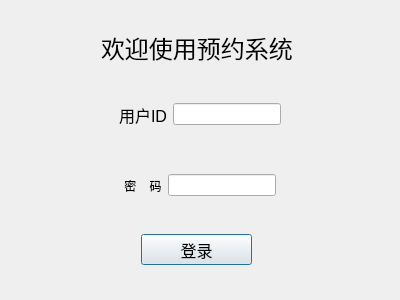
Before: the Qt Designer form OrderSysV2/orderSystem/dialog.ui in wtzhu13/CPPOrCProectDemo, drawn with Qt 5.
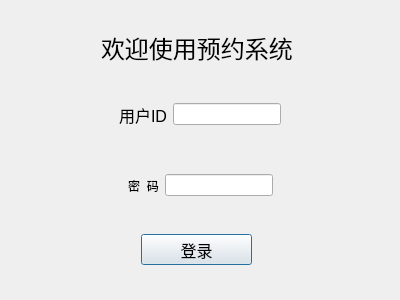
After: the same form once the commit is applied.

Patch:
```diff
--- a/OrderSysV2/orderSystem/dialog.ui
+++ b/OrderSysV2/orderSystem/dialog.ui
@@ -159,7 +159,7 @@
          <string notr="true">font: 12pt &quot;.AppleSystemUIFont&quot;;</string>
         </property>
         <property name="text">
-         <string>密    码</string>
+         <string>密  码</string>
         </property>
         <property name="alignment">
          <set>Qt::AlignCenter</set>
```
